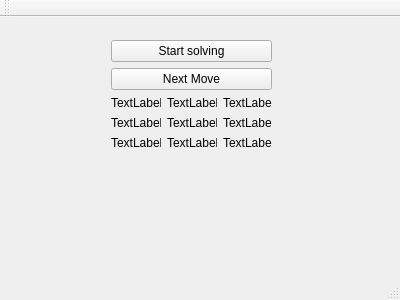
First picture: the form in mainwindow.ui, repository garmelito/zap-puzzle, before the edit.
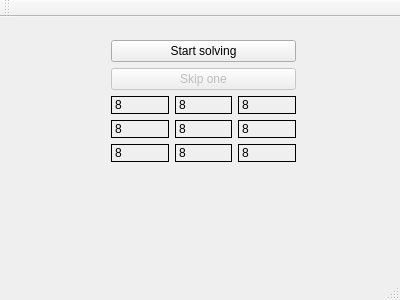
Second picture: the form after the edit.

Commit message: Showing step-by-step every 300ms, but can't do anything meanwhile

```diff
--- a/mainwindow.ui
+++ b/mainwindow.ui
@@ -14,13 +14,13 @@
    <string>Puzzle Machine</string>
   </property>
   <widget class="QWidget" name="centralWidget">
-   <widget class="QWidget" name="">
+   <widget class="QWidget" name="layoutWidget">
     <property name="geometry">
      <rect>
       <x>100</x>
       <y>12</y>
-      <width>183</width>
-      <height>132</height>
+      <width>207</width>
+      <height>144</height>
      </rect>
     </property>
     <layout class="QVBoxLayout" name="verticalLayout_2">
@@ -34,9 +34,12 @@
         </widget>
        </item>
        <item>
-        <widget class="QPushButton" name="pb_nextMove">
+        <widget class="QPushButton" name="pb_skipOne">
+         <property name="enabled">
+          <bool>false</bool>
+         </property>
          <property name="text">
-          <string>Next Move</string>
+          <string>Skip one</string>
          </property>
         </widget>
        </item>
@@ -46,64 +49,388 @@
       <layout class="QGridLayout" name="gridLayout">
        <item row="0" column="0">
         <widget class="QLabel" name="label_1">
+         <property name="sizeIncrement">
+          <size>
+           <width>0</width>
+           <height>0</height>
+          </size>
+         </property>
+         <property name="font">
+          <font>
+           <strikeout>false</strikeout>
+           <kerning>true</kerning>
+          </font>
+         </property>
+         <property name="layoutDirection">
+          <enum>Qt::LeftToRight</enum>
+         </property>
+         <property name="autoFillBackground">
+          <bool>false</bool>
+         </property>
+         <property name="frameShape">
+          <enum>QFrame::Box</enum>
+         </property>
+         <property name="frameShadow">
+          <enum>QFrame::Plain</enum>
+         </property>
+         <property name="lineWidth">
+          <number>1</number>
+         </property>
+         <property name="midLineWidth">
+          <number>0</number>
+         </property>
          <property name="text">
-          <string>TextLabel</string>
+          <string>8</string>
+         </property>
+         <property name="textFormat">
+          <enum>Qt::AutoText</enum>
+         </property>
+         <property name="scaledContents">
+          <bool>false</bool>
          </property>
         </widget>
        </item>
        <item row="0" column="1">
         <widget class="QLabel" name="label_2">
+         <property name="sizeIncrement">
+          <size>
+           <width>0</width>
+           <height>0</height>
+          </size>
+         </property>
+         <property name="font">
+          <font>
+           <strikeout>false</strikeout>
+           <kerning>true</kerning>
+          </font>
+         </property>
+         <property name="layoutDirection">
+          <enum>Qt::LeftToRight</enum>
+         </property>
+         <property name="autoFillBackground">
+          <bool>false</bool>
+         </property>
+         <property name="frameShape">
+          <enum>QFrame::Box</enum>
+         </property>
+         <property name="frameShadow">
+          <enum>QFrame::Plain</enum>
+         </property>
+         <property name="lineWidth">
+          <number>1</number>
+         </property>
+         <property name="midLineWidth">
+          <number>0</number>
+         </property>
          <property name="text">
-          <string>TextLabel</string>
+          <string>8</string>
+         </property>
+         <property name="textFormat">
+          <enum>Qt::AutoText</enum>
+         </property>
+         <property name="scaledContents">
+          <bool>false</bool>
          </property>
         </widget>
        </item>
        <item row="0" column="2">
         <widget class="QLabel" name="label_3">
+         <property name="sizeIncrement">
+          <size>
+           <width>0</width>
+           <height>0</height>
+          </size>
+         </property>
+         <property name="font">
+          <font>
+           <strikeout>false</strikeout>
+           <kerning>true</kerning>
+          </font>
+         </property>
+         <property name="layoutDirection">
+          <enum>Qt::LeftToRight</enum>
+         </property>
+         <property name="autoFillBackground">
+          <bool>false</bool>
+         </property>
+         <property name="frameShape">
+          <enum>QFrame::Box</enum>
+         </property>
+         <property name="frameShadow">
+          <enum>QFrame::Plain</enum>
+         </property>
+         <property name="lineWidth">
+          <number>1</number>
+         </property>
+         <property name="midLineWidth">
+          <number>0</number>
+         </property>
          <property name="text">
-          <string>TextLabel</string>
+          <string>8</string>
+         </property>
+         <property name="textFormat">
+          <enum>Qt::AutoText</enum>
+         </property>
+         <property name="scaledContents">
+          <bool>false</bool>
          </property>
         </widget>
        </item>
        <item row="1" column="0">
         <widget class="QLabel" name="label_4">
+         <property name="sizeIncrement">
+          <size>
+           <width>0</width>
+           <height>0</height>
+          </size>
+         </property>
+         <property name="font">
+          <font>
+           <strikeout>false</strikeout>
+           <kerning>true</kerning>
+          </font>
+         </property>
+         <property name="layoutDirection">
+          <enum>Qt::LeftToRight</enum>
+         </property>
+         <property name="autoFillBackground">
+          <bool>false</bool>
+         </property>
+         <property name="frameShape">
+          <enum>QFrame::Box</enum>
+         </property>
+         <property name="frameShadow">
+          <enum>QFrame::Plain</enum>
+         </property>
+         <property name="lineWidth">
+          <number>1</number>
+         </property>
+         <property name="midLineWidth">
+          <number>0</number>
+         </property>
          <property name="text">
-          <string>TextLabel</string>
+          <string>8</string>
+         </property>
+         <property name="textFormat">
+          <enum>Qt::AutoText</enum>
+         </property>
+         <property name="scaledContents">
+          <bool>false</bool>
          </property>
         </widget>
        </item>
        <item row="1" column="1">
         <widget class="QLabel" name="label_5">
+         <property name="sizeIncrement">
+          <size>
+           <width>0</width>
+           <height>0</height>
+          </size>
+         </property>
+         <property name="font">
+          <font>
+           <strikeout>false</strikeout>
+           <kerning>true</kerning>
+          </font>
+         </property>
+         <property name="layoutDirection">
+          <enum>Qt::LeftToRight</enum>
+         </property>
+         <property name="autoFillBackground">
+          <bool>false</bool>
+         </property>
+         <property name="frameShape">
+          <enum>QFrame::Box</enum>
+         </property>
+         <property name="frameShadow">
+          <enum>QFrame::Plain</enum>
+         </property>
+         <property name="lineWidth">
+          <number>1</number>
+         </property>
+         <property name="midLineWidth">
+          <number>0</number>
+         </property>
          <property name="text">
-          <string>TextLabel</string>
+          <string>8</string>
+         </property>
+         <property name="textFormat">
+          <enum>Qt::AutoText</enum>
+         </property>
+         <property name="scaledContents">
+          <bool>false</bool>
          </property>
         </widget>
        </item>
        <item row="1" column="2">
         <widget class="QLabel" name="label_6">
+         <property name="sizeIncrement">
+          <size>
+           <width>0</width>
+           <height>0</height>
+          </size>
+         </property>
+         <property name="font">
+          <font>
+           <strikeout>false</strikeout>
+           <kerning>true</kerning>
+          </font>
+         </property>
+         <property name="layoutDirection">
+          <enum>Qt::LeftToRight</enum>
+         </property>
+         <property name="autoFillBackground">
+          <bool>false</bool>
+         </property>
+         <property name="frameShape">
+          <enum>QFrame::Box</enum>
+         </property>
+         <property name="frameShadow">
+          <enum>QFrame::Plain</enum>
+         </property>
+         <property name="lineWidth">
+          <number>1</number>
+         </property>
+         <property name="midLineWidth">
+          <number>0</number>
+         </property>
          <property name="text">
-          <string>TextLabel</string>
+          <string>8</string>
+         </property>
+         <property name="textFormat">
+          <enum>Qt::AutoText</enum>
+         </property>
+         <property name="scaledContents">
+          <bool>false</bool>
          </property>
         </widget>
        </item>
        <item row="2" column="0">
         <widget class="QLabel" name="label_7">
+         <property name="sizeIncrement">
+          <size>
+           <width>0</width>
+           <height>0</height>
+          </size>
+         </property>
+         <property name="font">
+          <font>
+           <strikeout>false</strikeout>
+           <kerning>true</kerning>
+          </font>
+         </property>
+         <property name="layoutDirection">
+          <enum>Qt::LeftToRight</enum>
+         </property>
+         <property name="autoFillBackground">
+          <bool>false</bool>
+         </property>
+         <property name="frameShape">
+          <enum>QFrame::Box</enum>
+         </property>
+         <property name="frameShadow">
+          <enum>QFrame::Plain</enum>
+         </property>
+         <property name="lineWidth">
+          <number>1</number>
+         </property>
+         <property name="midLineWidth">
+          <number>0</number>
+         </property>
          <property name="text">
-          <string>TextLabel</string>
+          <string>8</string>
+         </property>
+         <property name="textFormat">
+          <enum>Qt::AutoText</enum>
+         </property>
+         <property name="scaledContents">
+          <bool>false</bool>
          </property>
         </widget>
        </item>
        <item row="2" column="1">
         <widget class="QLabel" name="label_8">
+         <property name="sizeIncrement">
+          <size>
+           <width>0</width>
+           <height>0</height>
+          </size>
+         </property>
+         <property name="font">
+          <font>
+           <strikeout>false</strikeout>
+           <kerning>true</kerning>
+          </font>
+         </property>
+         <property name="layoutDirection">
+          <enum>Qt::LeftToRight</enum>
+         </property>
+         <property name="autoFillBackground">
+          <bool>false</bool>
+         </property>
+         <property name="frameShape">
+          <enum>QFrame::Box</enum>
+         </property>
+         <property name="frameShadow">
+          <enum>QFrame::Plain</enum>
+         </property>
+         <property name="lineWidth">
+          <number>1</number>
+         </property>
+         <property name="midLineWidth">
+          <number>0</number>
+         </property>
          <property name="text">
-          <string>TextLabel</string>
+          <string>8</string>
+         </property>
+         <property name="textFormat">
+          <enum>Qt::AutoText</enum>
+         </property>
+         <property name="scaledContents">
+          <bool>false</bool>
          </property>
         </widget>
        </item>
        <item row="2" column="2">
         <widget class="QLabel" name="label_9">
+         <property name="sizeIncrement">
+          <size>
+           <width>0</width>
+           <height>0</height>
+          </size>
+         </property>
+         <property name="font">
+          <font>
+           <strikeout>false</strikeout>
+           <kerning>true</kerning>
+          </font>
+         </property>
+         <property name="layoutDirection">
+          <enum>Qt::LeftToRight</enum>
+         </property>
+         <property name="autoFillBackground">
+          <bool>false</bool>
+         </property>
+         <property name="frameShape">
+          <enum>QFrame::Box</enum>
+         </property>
+         <property name="frameShadow">
+          <enum>QFrame::Plain</enum>
+         </property>
+         <property name="lineWidth">
+          <number>1</number>
+         </property>
+         <property name="midLineWidth">
+          <number>0</number>
+         </property>
          <property name="text">
-          <string>TextLabel</string>
+          <string>8</string>
+         </property>
+         <property name="textFormat">
+          <enum>Qt::AutoText</enum>
+         </property>
+         <property name="scaledContents">
+          <bool>false</bool>
          </property>
         </widget>
        </item>
```
The commit also changes 2 other files.
